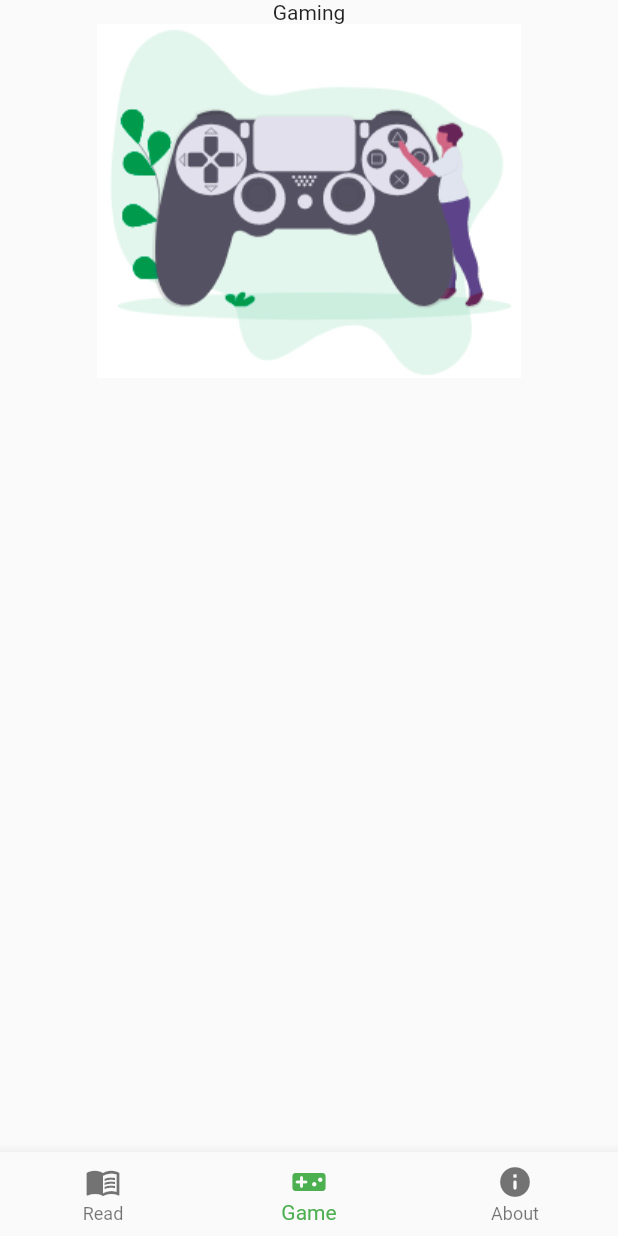
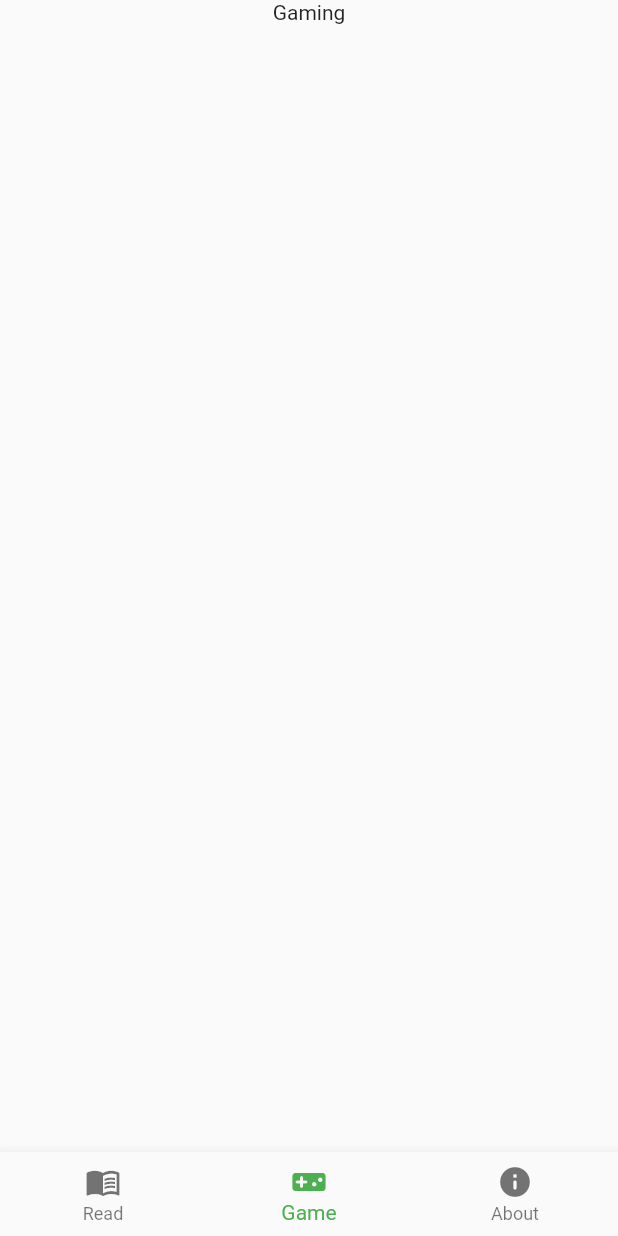
Before and after one commit to yiyikim11/first-app, a Flutter app: the screen it shows after launch, on a phone screen of 412 x 824 dp. Run offline on Flutter 3.47's test engine with Material 2 defaults, Android fonts, the phone set to English and light mode, and no system bars.

```diff
--- a/lib/game.dart
+++ b/lib/game.dart
@@ -15,11 +15,6 @@ class _GameState extends State<Game> {
         Container(
           child: Text('Gaming'),
         ),
-        Container(
-          child: Image(
-            image: AssetImage('image/gamings.png'),
-          ),
-        ),
       ],
     );
   }
```
